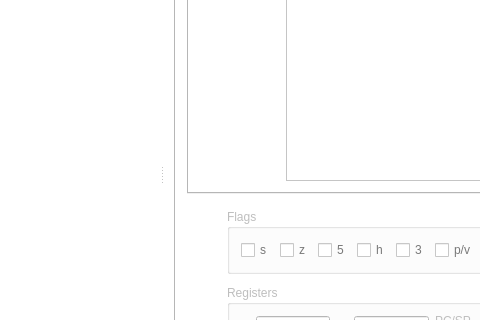
First picture: the form in gui/qt/mainwindow.ui, repository CE-Programming/CEmu, before the edit; both pictures show x 281 to 761 and y 261 to 581 of the 1053 by 872 pixel window.
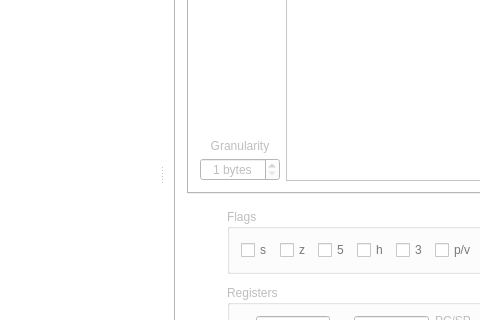
Second picture: the form after the edit. The open tabs and pages were chosen to show the change. Icons and pictures are not drawn. Custom widgets are drawn as their Qt base class.

The edit to the form file:
```diff
--- a/gui/qt/mainwindow.ui
+++ b/gui/qt/mainwindow.ui
@@ -2537,6 +2537,32 @@
               </property>
              </spacer>
             </item>
+            <item>
+             <widget class="QLabel" name="label_3">
+              <property name="text">
+               <string>Granularity</string>
+              </property>
+              <property name="alignment">
+               <set>Qt::AlignCenter</set>
+              </property>
+             </widget>
+            </item>
+            <item>
+             <widget class="QSpinBox" name="granularitySpin">
+              <property name="alignment">
+               <set>Qt::AlignCenter</set>
+              </property>
+              <property name="suffix">
+               <string> bytes</string>
+              </property>
+              <property name="minimum">
+               <number>1</number>
+              </property>
+              <property name="maximum">
+               <number>16</number>
+              </property>
+             </widget>
+            </item>
            </layout>
           </item>
           <item>
```
Left out of the diff: 26 changed lines with no effect on the pictures.
